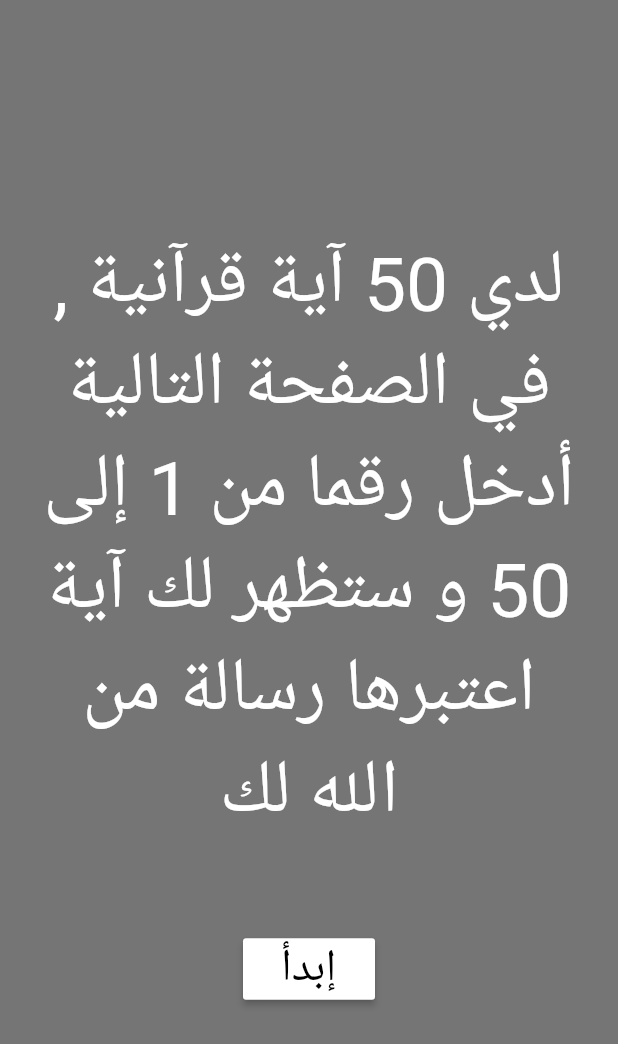
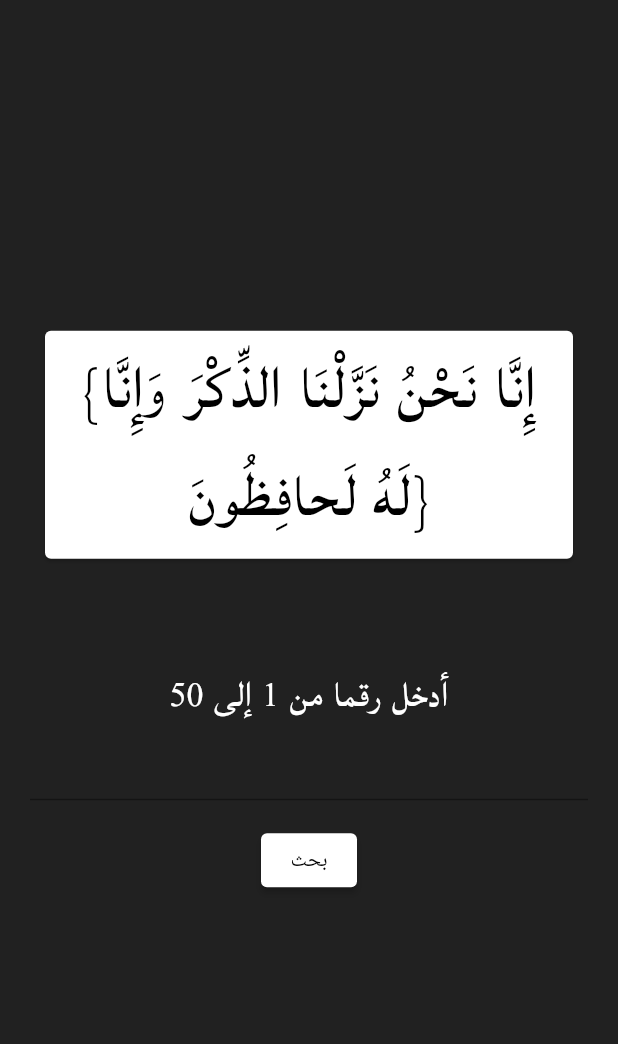
Before and after one commit to ammarlouah/ayah-app, a Flutter app: the Intro screen opened directly, after a tap on "إبدأ", on a phone screen of 412 x 824 dp. Shown: the top 1044 px of the screen. Run offline on Flutter 3.47's test engine with Material 2 defaults, Android fonts, the phone set to English and light mode, and no system bars.

Commit message:
Finish the second page with input button taking consideration the cases and create ayat.dart the file that has all the 50 ayates

```diff
--- a/lib/main.dart
+++ b/lib/main.dart
@@ -1,3 +1,4 @@
+import 'package:ayah_app/pages/ayah_generator.dart';
 import 'package:ayah_app/pages/intro.dart';
 import 'package:flutter/material.dart';
 
@@ -12,7 +13,7 @@ class MyApp extends StatelessWidget {
   @override
   Widget build(BuildContext context) {
     return MaterialApp(
-      home: Intro(),
+      home: AyahGenerator(),
     );
   }
 }
--- /dev/null
+++ b/lib/pages/ayah_generator.dart
@@ -0,0 +1,101 @@
+import 'package:flutter/material.dart';
+
+class AyahGenerator extends StatefulWidget {
+  const AyahGenerator({Key? key}) : super(key: key);
+
+  @override
+  State<AyahGenerator> createState() => _AyahGeneratorState();
+}
+
+final _formKey = GlobalKey<FormState>();
+
+class _AyahGeneratorState extends State<AyahGenerator> {
+  @override
+  Widget build(BuildContext context) {
+    return Scaffold(
+      backgroundColor: Colors.grey[900],
+      body: Padding(
+        padding: const EdgeInsets.all(20.0),
+        child: Column(
+          mainAxisAlignment: MainAxisAlignment.center,
+          children: [
+            Card(
+              margin: EdgeInsets.all(10.0),
+              child: ListTile(
+                title: Text(
+                  '{إِنَّا نَحْنُ نَزَّلْنَا الذِّكْرَ وَإِنَّا لَهُ لَحافِظُونَ}',
+                  style: TextStyle(
+                    color: Colors.black,
+                    fontSize: 50,
+                    fontFamily: 'Lateef',
+                  ),
+                  textAlign: TextAlign.center,
+                ),
+              ),
+            ),
+            SizedBox(height: 60),
+            Text(
+              'أدخل رقما من 1 إلى 50',
+              style: TextStyle(
+                color: Colors.white,
+                fontSize: 30,
+                fontFamily: 'Lateef',
+              ),
+              textAlign: TextAlign.center,
+            ),
+            Form(
+              key: _formKey,
+              child: Column(
+                crossAxisAlignment: CrossAxisAlignment.center,
+                children: [
+                  TextFormField(
+                    keyboardType: TextInputType.number,
+                    // The validator receives the text that the user has entered.
+                    validator: (value) {
+                      int a;
+                      if (value == null || value.isEmpty) {
+                        return 'المرجو إدخال رقم من 1 إلى 50';
+                      }
+                      try {
+                        a = int.parse(value);
+                      } catch (e) {
+                        return 'المرجو إدخال رقم من 1 إلى 50';
+                      }
+
+                      if (a < 1 || a > 50) {
+                        return 'المرجو إدخال رقم من 1 إلى 50';
+                      }
+                      return null;
+                    },
+                  ),
+                  Padding(
+                    padding: const EdgeInsets.symmetric(vertical: 16.0),
+                    child: ElevatedButton(
+                      style: ElevatedButton.styleFrom(
+                        primary: Colors.white,
+                        onPrimary: Colors.black,
+                      ),
+                      onPressed: () {
+                        // Validate returns true if the form is valid, or false otherwise.
+                        if (_formKey.currentState!.validate()) {
+                          // If the form is valid, display a snackbar. In the real world,
+                          // you'd often call a server or save the information in a database.
+                          ScaffoldMessenger.of(context).showSnackBar(
+                            const SnackBar(content: Text('Processing Data')),
+                          );
+                        }
+                      },
+                      child: const Text(
+                        'بحث',
+                      ),
+                    ),
+                  ),
+                ],
+              ),
+            ),
+          ],
+        ),
+      ),
+    );
+  }
+}
--- a/lib/pages/intro.dart
+++ b/lib/pages/intro.dart
@@ -1,4 +1,6 @@
 import 'package:flutter/material.dart';
+
+import 'ayah_generator.dart';
 
 class Intro extends StatelessWidget {
   const Intro({Key? key}) : super(key: key);
@@ -6,23 +8,33 @@ class Intro extends StatelessWidget {
   @override
   Widget build(BuildContext context) {
     return Scaffold(
-      backgroundColor: Colors.black54,
+      backgroundColor: Colors.grey[900],
       body: Padding(
         padding: const EdgeInsets.all(20.0),
         child: Column(
           mainAxisAlignment: MainAxisAlignment.center,
           children: [
-            Text(
-              'لدي 50 آية قرآنية , في الصفحة التالية أدخل رقما من 1 إلى 50 و ستظهر لك آية اعتبرها رسالة من الله لك',
-              style: TextStyle(
-                color: Colors.white,
-                fontSize: 50,
-              ),
-              textAlign: TextAlign.center,
-            ),
+            Card(
+                margin: EdgeInsets.all(10.0),
+                child: ListTile(
+                  title: Text(
+                    'لدي 50 آية قرآنية \n في الصفحة التالية أدخل رقما من 1 إلى 50 و ستظهر لك آية اعتبرها رسالة من الله لك',
+                    style: TextStyle(
+                      color: Colors.black,
+                      fontSize: 50,
+                      fontFamily: 'Lateef',
+                    ),
+                    textAlign: TextAlign.center,
+                  ),
+                ),),
             SizedBox(height: 60),
             RaisedButton(
-              onPressed: () {},
+              onPressed: () {
+                Navigator.push(
+    context,
+    MaterialPageRoute(builder: (context) => AyahGenerator()),
+  );
+              },
               color: Colors.white,
               child: Text(
                 'إبدأ',
```
Also changed, not shown: lib/ayat.dart (added, +62 -0 lines), pubspec.yaml (+4 -4 lines), assets/fonts/Lateef-Regular.ttf (added).
